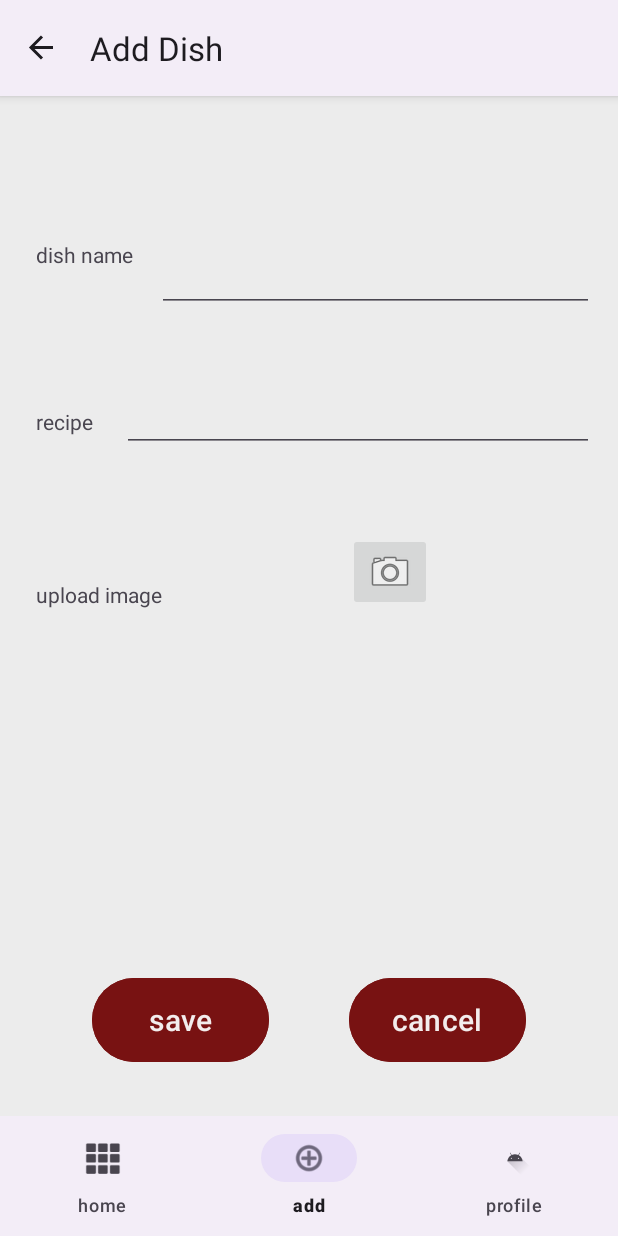
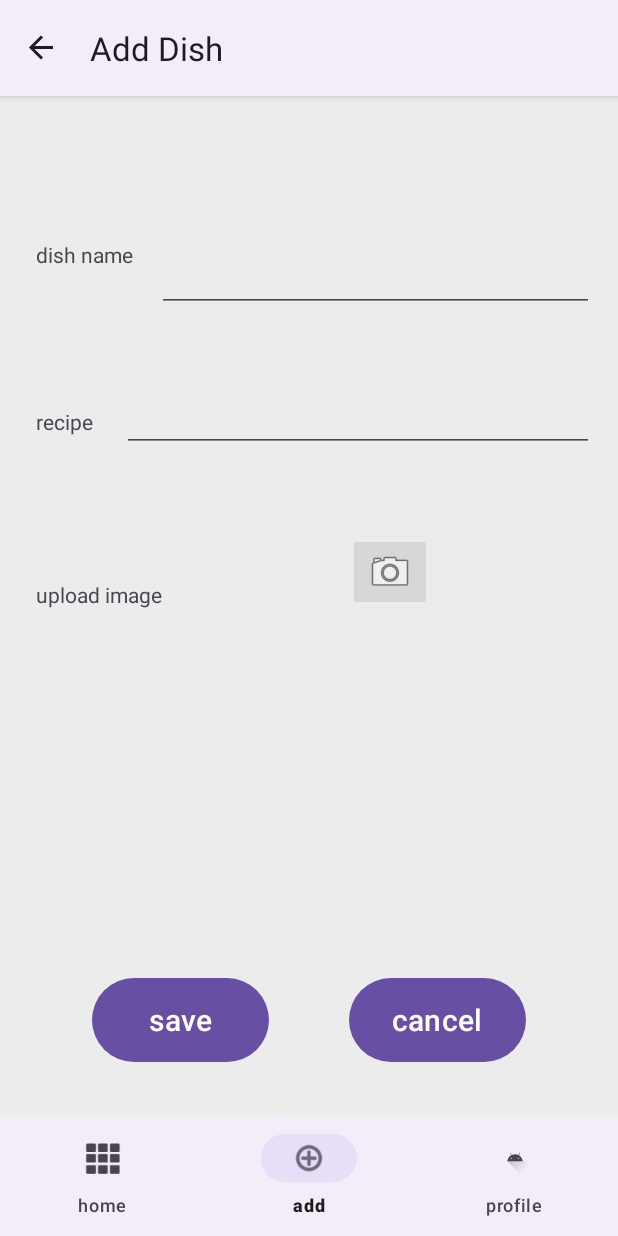
Before and after one commit to reuthaselkorn/friendish, an Android app: the AddDishFragment screen opened through its navigation route, on a phone screen of 412 x 824 dp. Run offline under Robolectric (Android 15) with nearby library versions, the phone set to English and light mode, and no system bars; our stand-ins replace Firebase (no records; nobody signed in at launch, a user with empty details on screens opened directly), Picasso, Room's generated code, navigation-ui; pictures from the network do not load.

Commit message:
added user nickname to dish details

```diff
--- a/app/src/main/java/royreut/apps/friendish/models/Model.kt
+++ b/app/src/main/java/royreut/apps/friendish/models/Model.kt
@@ -147,6 +147,12 @@ class Model private constructor() {
         }
     }
 
+    fun getAuthorByEmail(email: String, callback: (User) -> Unit) {
+        firebaseModel.getUserByEmail(email) {
+            callback(it)
+        }
+    }
+
     fun getDishById(id: String, callback: (Dish) -> Unit) {
         firebaseModel.getDishById(id) {
             callback(it)
--- a/app/src/main/java/royreut/apps/friendish/modules/addDish/AddDishFragment.kt
+++ b/app/src/main/java/royreut/apps/friendish/modules/addDish/AddDishFragment.kt
@@ -124,6 +124,8 @@ class AddDishFragment : Fragment() {
 
                 Picasso.get()
                     .load(dishImageUri)
+                    .centerCrop()
+                    .fit()
                     .into(dishImageView);
             }
         }
--- a/app/src/main/java/royreut/apps/friendish/modules/dishes/DishesFragment.kt
+++ b/app/src/main/java/royreut/apps/friendish/modules/dishes/DishesFragment.kt
@@ -50,7 +50,7 @@ class DishesFragment : Fragment() {
             override fun onDishClick(dish: Dish?) {
                 Log.i("TAG", "dish: ${dish}")
                 dish?.let {
-                    val action = DishesFragmentDirections.actionDishesFragmentToShowcaseDishFragment(it.name, it.recipe, it.imageUrl)
+                    val action = DishesFragmentDirections.actionDishesFragmentToShowcaseDishFragment(it.name, it.recipe, it.imageUrl, it.author)
                     Navigation.findNavController(view).navigate(action)
                 }
             }
--- a/app/src/main/java/royreut/apps/friendish/modules/editDish/EditDishFragment.kt
+++ b/app/src/main/java/royreut/apps/friendish/modules/editDish/EditDishFragment.kt
@@ -151,6 +151,8 @@ class EditDishFragment : Fragment() {
 
                 Picasso.get()
                     .load(dishImageUri)
+                    .centerCrop()
+                    .fit()
                     .into(dishImageView);
             }
         }
--- a/app/src/main/java/royreut/apps/friendish/modules/userDishes/UserDishesFragment.kt
+++ b/app/src/main/java/royreut/apps/friendish/modules/userDishes/UserDishesFragment.kt
@@ -50,7 +50,7 @@ class UserDishesFragment : Fragment() {
             override fun onDishClick(dish: Dish?) {
                 Log.i("TAG", "dish: ${dish}")
                 dish?.let {
-                    val action = UserDishesFragmentDirections.actionDishesFragmentToShowcaseDishFragment(it.name, it.recipe, it.imageUrl)
+                    val action = UserDishesFragmentDirections.actionDishesFragmentToShowcaseDishFragment(it.name, it.recipe, it.imageUrl, it.author)
                     Navigation.findNavController(view).navigate(action)
                 }
             }
--- a/app/src/main/res/layout/fragment_add_dish.xml
+++ b/app/src/main/res/layout/fragment_add_dish.xml
@@ -62,11 +62,8 @@
         android:layout_width="118dp"
         android:layout_height="64dp"
         android:layout_marginStart="32dp"
-        android:backgroundTint="#781212"
         android:text="save"
-        android:textColor="#F3EDED"
         android:textSize="20sp"
-        app:iconTint="#00FFFFFF"
         app:layout_constraintEnd_toStartOf="@+id/cancelRecipeButton"
         app:layout_constraintHorizontal_bias="0.5"
         app:layout_constraintStart_toStartOf="parent"
@@ -79,9 +76,7 @@
         android:layout_marginStart="24dp"
         android:layout_marginEnd="32dp"
         android:layout_marginBottom="32dp"
-        android:backgroundTint="#781212"
         android:text="cancel"
-        android:textColor="#F3EDED"
         android:textSize="20sp"
         app:layout_constraintBottom_toBottomOf="parent"
         app:layout_constraintEnd_toEndOf="parent"
--- a/app/src/main/res/layout/fragment_edit_dish.xml
+++ b/app/src/main/res/layout/fragment_edit_dish.xml
@@ -62,11 +62,8 @@
         android:layout_width="118dp"
         android:layout_height="64dp"
         android:layout_marginStart="32dp"
-        android:backgroundTint="#781212"
         android:text="save"
-        android:textColor="#F3EDED"
         android:textSize="20sp"
-        app:iconTint="#00FFFFFF"
         app:layout_constraintEnd_toStartOf="@+id/cancelRecipeButton"
         app:layout_constraintHorizontal_bias="0.5"
         app:layout_constraintStart_toStartOf="parent"
@@ -79,9 +76,7 @@
         android:layout_marginStart="24dp"
         android:layout_marginEnd="32dp"
         android:layout_marginBottom="32dp"
-        android:backgroundTint="#781212"
         android:text="cancel"
-        android:textColor="#F3EDED"
         android:textSize="20sp"
         app:layout_constraintBottom_toBottomOf="parent"
         app:layout_constraintEnd_toEndOf="parent"
--- a/app/src/main/res/navigation/nav_graph.xml
+++ b/app/src/main/res/navigation/nav_graph.xml
@@ -49,6 +49,9 @@
         <argument
             android:name="DISH_IMAGE_URL"
             app:argType="string" />
+        <argument
+            android:name="DISH_AUTHOR"
+            app:argType="string" />
     </fragment>
     <fragment
         android:id="@+id/apiFragment"
```
Also changed, not shown: app/src/main/java/royreut/apps/friendish/modules/dishes/adapter/DishesViewHolder.kt (+0 -14 lines), app/src/main/java/royreut/apps/friendish/modules/showcaseDish/ShowcaseDishFragment.kt (+10 -0 lines), app/src/main/res/layout/dish_layout_row.xml (+1 -23 lines), app/src/main/res/layout/fragment_showcase_dish.xml (+11 -0 lines).
